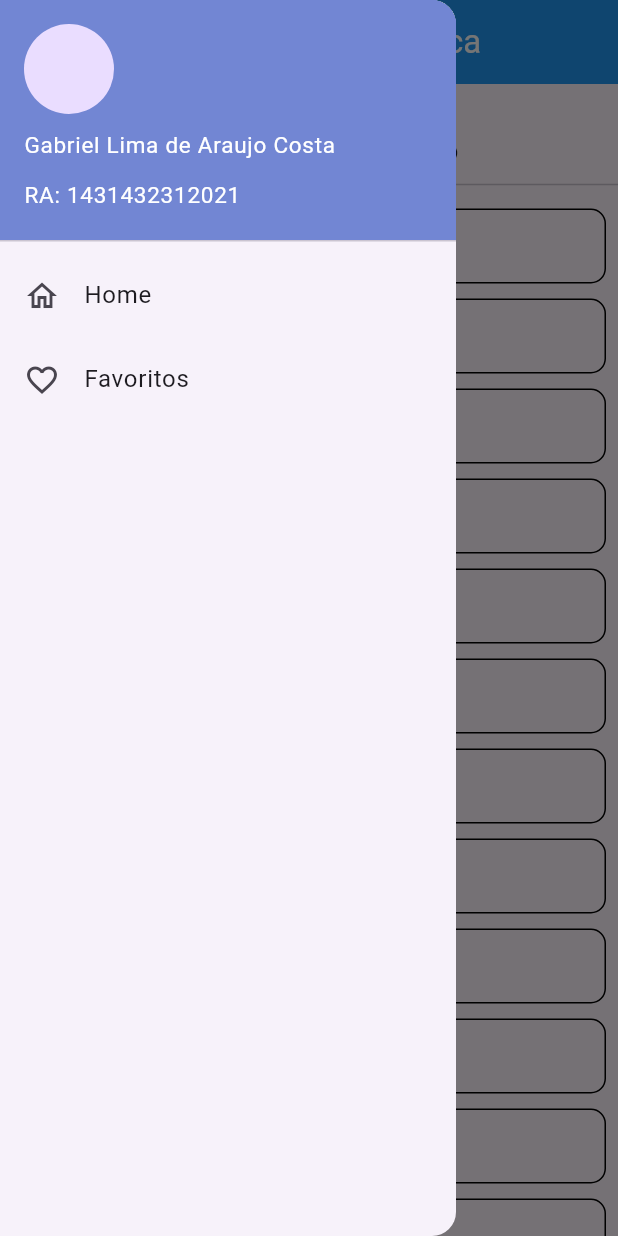
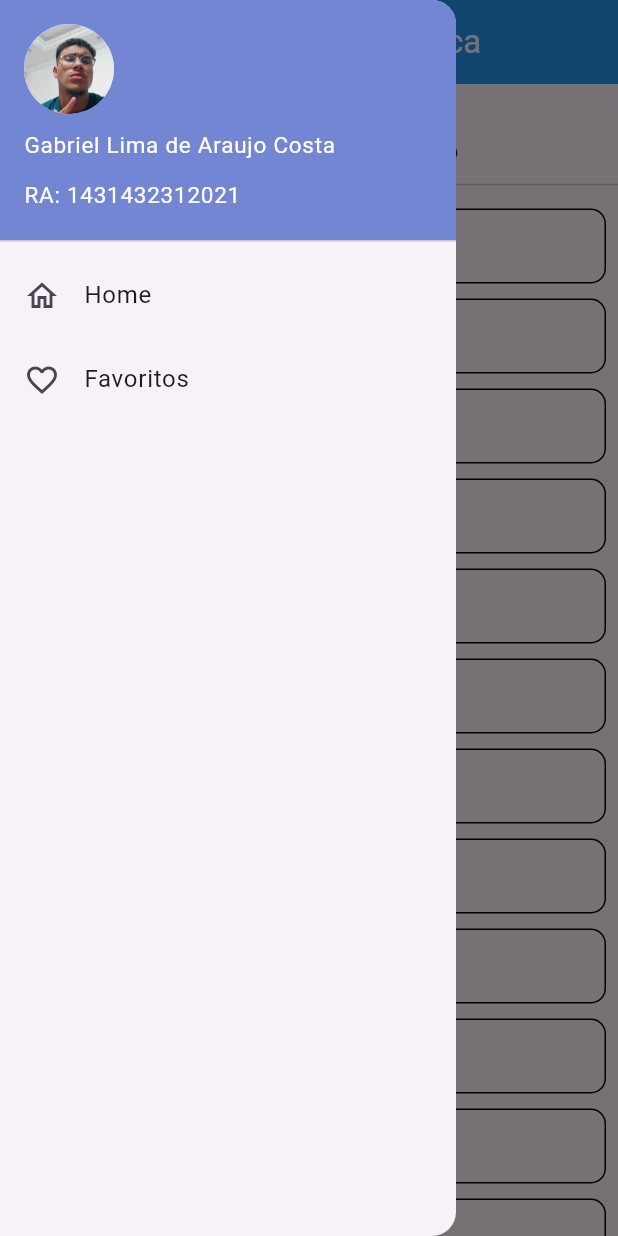
Before and after one commit to L27gabriel/academic-calculator-flutter, a Flutter app: the screen it shows after launch, with the side drawer open, on a phone screen of 412 x 824 dp. Run offline on Flutter 3.47's test engine with Material 2 defaults, Android fonts, the phone set to English and light mode, and no system bars.

Commit message:
adicionando minha foto de identifição

```diff
--- a/lib/components/drawer_menu.dart
+++ b/lib/components/drawer_menu.dart
@@ -18,7 +18,7 @@ class DrawerMenu extends StatelessWidget {
               children: [
                 CircleAvatar(
                   radius: 30,
-                  // backgroundImage: AssetImage("lib/assets/images/eu.jpg"),
+                  backgroundImage: AssetImage("lib/assets/images/eu.jpg"),
                 ),
                 SizedBox(height: 10),
                 Text(
--- a/lib/home_page.dart
+++ b/lib/home_page.dart
@@ -113,8 +113,6 @@ class _HomePageState extends State<HomePage> {
         14;
     return resultado;
   }
-
-  List<double> numeros = [];
 
   @override
   Widget build(BuildContext context) {
--- a/pubspec.yaml
+++ b/pubspec.yaml
@@ -59,9 +59,8 @@ flutter:
   uses-material-design: true
 
   # To add assets to your application, add an assets section, like this:
-  # assets:
-  #   - images/a_dot_burr.jpeg
-  #   - images/a_dot_ham.jpeg
+  assets:
+    - lib/assets/images/eu.jpg
 
   # An image asset can refer to one or more resolution-specific "variants", see
   # https://flutter.dev/assets-and-images/#resolution-aware
```
Also changed, not shown: lib/assets/images/eu.jpg (added).
